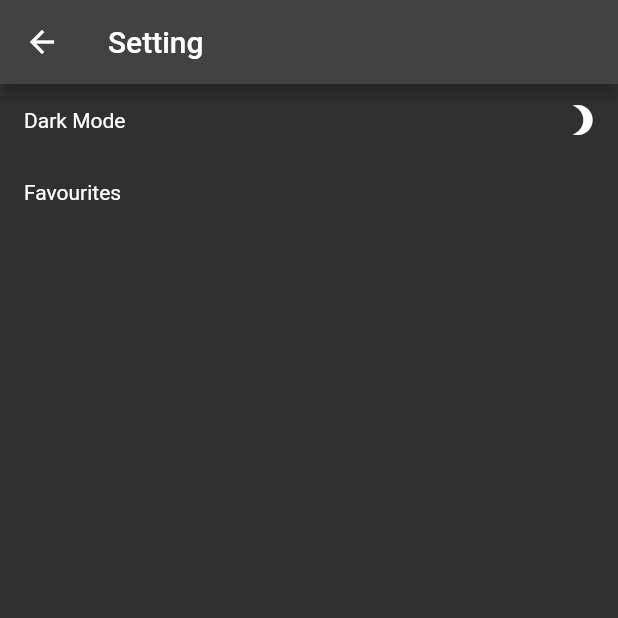
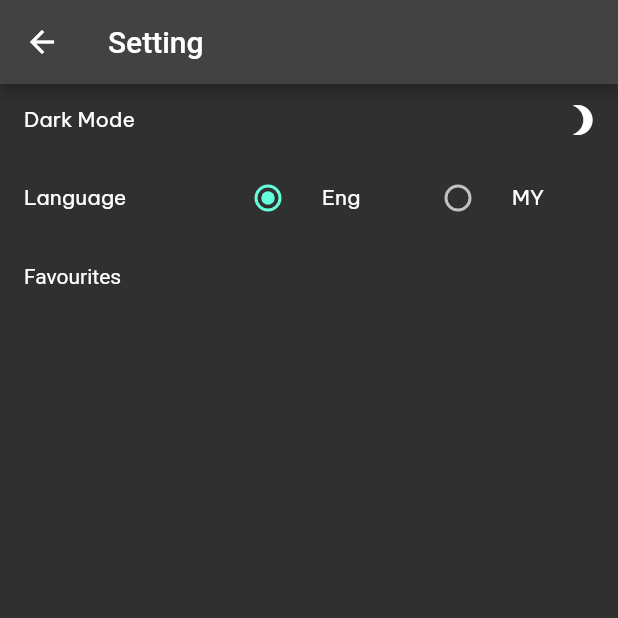
Before and after one commit to KyawSoeW1n/riverpod_template, a Flutter app: the screen it shows after launch, after a tap on the "settings" icon, on a phone screen of 412 x 824 dp, the top half of it. Run offline on Flutter 3.47's test engine with Material 2 defaults, Android fonts, the phone set to English and light mode, and no system bars; our stand-ins replace animated_theme_switcher, cached_network_image, connectivity_plus, dio, flutter_riverpod, fluttertoast and 9 more; accounts and stored records are empty; network calls fail.

Commit message:
Implement Change Language

```diff
--- a/lib/app_constants/db_constants.dart
+++ b/lib/app_constants/db_constants.dart
@@ -1,4 +1,5 @@
 class DBConstants {
   static const postBox = "post";
   static const themeBox = "theme";
+  static const languageBox = "language";
 }
--- /dev/null
+++ b/lib/core/locale/locale_notifier.dart
@@ -0,0 +1,34 @@
+import 'package:flutter/material.dart';
+import 'package:flutter_riverpod/flutter_riverpod.dart';
+import 'package:riverpod_testing/core/locale/support_locale.dart';
+import 'package:riverpod_testing/domain/get_language/get_language_usecase_impl.dart';
+
+import '../../domain/change_language/change_language_usecase_impl.dart';
+
+class LocaleNotifier extends StateNotifier<Locale> {
+  final ChangeLanguageUseCaseImpl _changeLanguageUseCaseImpl;
+  final GetLanguageUseCaseImpl _getLanguageUseCaseImpl;
+
+  LocaleNotifier(this._changeLanguageUseCaseImpl, this._getLanguageUseCaseImpl)
+      : super(const Locale('en')) {
+    onAppStart();
+  }
+
+  void changeLanguage(SupportedLocale locale) {
+    try {
+      _changeLanguageUseCaseImpl.changeLanguage(locale);
+      state = Locale(locale.languageCode);
+    } catch (error) {
+      state = const Locale('en');
+    }
+  }
+
+  void onAppStart() {
+    try {
+      final locale = _getLanguageUseCaseImpl.getLocale();
+      state = locale;
+    } catch (error) {
+      state = const Locale('en');
+    }
+  }
+}
--- /dev/null
+++ b/lib/core/locale/locale_provider.dart
@@ -0,0 +1,13 @@
+import 'package:flutter/material.dart';
+import 'package:flutter_riverpod/flutter_riverpod.dart';
+import 'package:riverpod_testing/domain/change_language/change_language_usecase_impl.dart';
+
+import '../../domain/get_language/get_language_usecase_impl.dart';
+import 'locale_notifier.dart';
+
+final localeProvider = StateNotifierProvider<LocaleNotifier, Locale>((ref) {
+  return LocaleNotifier(
+    ref.watch(changeLanguageUseCaseImpl),
+    ref.watch(getLanguageUseCaseImpl),
+  );
+});
--- /dev/null
+++ b/lib/core/locale/localization_helper.dart
@@ -0,0 +1,63 @@
+import 'dart:convert';
+import 'dart:developer';
+
+import 'package:flutter/material.dart';
+import 'package:flutter/services.dart';
+
+class LocalizationHelper {
+  final Locale locale;
+  Map<String, String> _localizedStrings = {};
+
+  LocalizationHelper(this.locale);
+
+  static LocalizationHelper? of(BuildContext context) {
+    return Localizations.of<LocalizationHelper>(context, LocalizationHelper);
+  }
+
+  static const LocalizationsDelegate<LocalizationHelper> delegate =
+      _AppLocalizationsDelegate();
+
+  Future<bool> _load() async {
+    /// Load the language JSON file from the "lang" folder
+    String jsonString =
+        await rootBundle.loadString('locale/${locale.languageCode}.json');
+    Map<String, dynamic> jsonMap = json.decode(jsonString);
+
+    _localizedStrings = jsonMap.map((key, value) {
+      return MapEntry(key, value.toString());
+    });
+
+    return true;
+  }
+
+  String _translate(String key) {
+    return _localizedStrings[key] ?? "";
+  }
+
+  String get appName => _translate('appName');
+
+  String get darkMode => _translate('darkMode');
+}
+
+class _AppLocalizationsDelegate
+    extends LocalizationsDelegate<LocalizationHelper> {
+  const _AppLocalizationsDelegate();
+
+  @override
+  bool isSupported(Locale locale) {
+    return [
+      'en',
+      'fr',
+    ].contains(locale.languageCode);
+  }
+
+  @override
+  Future<LocalizationHelper> load(Locale locale) async {
+    LocalizationHelper localizations = LocalizationHelper(locale);
+    await localizations._load();
+    return localizations;
+  }
+
+  @override
+  bool shouldReload(_AppLocalizationsDelegate old) => false;
+}
--- /dev/null
+++ b/lib/core/locale/support_locale.dart
@@ -0,0 +1,10 @@
+enum SupportedLocale {
+  en('en'),
+  fr('fr');
+
+  final String languageCode;
+
+  const SupportedLocale(
+    this.languageCode,
+  );
+}
--- a/lib/data_source/local/app_database.dart
+++ b/lib/data_source/local/app_database.dart
@@ -1,7 +1,10 @@
+import 'dart:ui';
+
 import 'package:flutter_riverpod/flutter_riverpod.dart';
 import 'package:hive/hive.dart';
 import 'package:riverpod_testing/app_constants/db_constants.dart';
 import 'package:riverpod_testing/core/enum_collection/theme_type.dart';
+import 'package:riverpod_testing/core/locale/support_locale.dart';
 import 'package:riverpod_testing/data_model/cache/favourite_post.dart';
 import 'package:rxdart/rxdart.dart';
 
@@ -22,6 +25,7 @@ final favouritePostListStream = StreamProvider.autoDispose((ref) async* {
 class DatabaseService {
   late final Box<String> _themeBox;
   late final Box<CachePost> _postBox;
+  late final Box<String> _languageBox;
 
   String get savedTheme => _themeBox.values.first;
 
@@ -35,6 +39,18 @@ class DatabaseService {
     }
   }
 
+  Future<void> initLanguageBox() async {
+    await Hive.openBox<String>(DBConstants.languageBox)
+        .then((value) => _languageBox = value);
+
+    //first time loading
+    if (_languageBox.values.isEmpty) {
+      _languageBox.add(
+        SupportedLocale.en.languageCode,
+      );
+    }
+  }
+
   Future<void> initPostBox() async {
     await Hive.openBox<CachePost>(DBConstants.postBox)
         .then((value) => _postBox = value);
@@ -42,6 +58,9 @@ class DatabaseService {
 
   Future<void> toggleSaveTheme(String mode) async =>
       await _themeBox.put(0, mode);
+
+  Future<void> saveLanguage(SupportedLocale locale) async =>
+      await _languageBox.put(0, locale.languageCode);
 
   Future<void> changePostStatus(CachePost cachePost) async {
     cachePost.isFavourite = !cachePost.isFavourite;
@@ -91,6 +110,10 @@ class DatabaseService {
     return List<CachePost>.from(_postBox.values);
   }
 
+  Locale getLanguage() {
+    return Locale(_languageBox.getAt(0) ?? SupportedLocale.en.languageCode);
+  }
+
   List<CachePost> getFavouritePostList() {
     final favouriteList = List<CachePost>.from(_postBox.values)
         .where((element) => element.isFavourite)
--- /dev/null
+++ b/lib/domain/change_language/change_language_usecase.dart
@@ -0,0 +1,5 @@
+import '../../core/locale/support_locale.dart';
+
+abstract class ChangeLanguageUseCase {
+  Future<void> changeLanguage(SupportedLocale locale);
+}
--- /dev/null
+++ b/lib/domain/get_language/get_language_usecase.dart
@@ -0,0 +1,5 @@
+import 'dart:ui';
+
+abstract class GetLanguageUseCase {
+  Locale getLocale();
+}
--- /dev/null
+++ b/lib/domain/get_language/get_language_usecase_impl.dart
@@ -0,0 +1,20 @@
+import 'dart:ui';
+
+import 'package:flutter_riverpod/flutter_riverpod.dart';
+
+import '../../data_source/local/app_database.dart';
+import 'get_language_usecase.dart';
+
+final getLanguageUseCaseImpl = Provider<GetLanguageUseCaseImpl>(
+    (ref) => GetLanguageUseCaseImpl(ref.read(databaseService)));
+
+class GetLanguageUseCaseImpl extends GetLanguageUseCase {
+  final DatabaseService _databaseService;
+
+  GetLanguageUseCaseImpl(this._databaseService);
+
+  @override
+  Locale getLocale() {
+    return _databaseService.getLanguage();
+  }
+}
--- a/lib/features/setting/setting_screen.dart
+++ b/lib/features/setting/setting_screen.dart
@@ -2,8 +2,13 @@ import 'package:animated_theme_switcher/animated_theme_switcher.dart';
 import 'package:flutter/material.dart';
 import 'package:flutter_riverpod/flutter_riverpod.dart';
 import 'package:go_router/go_router.dart';
+import 'package:riverpod_testing/core/locale/locale_provider.dart';
+import 'package:riverpod_testing/core/locale/support_locale.dart';
+import 'package:riverpod_testing/core/resource/app_dimens.dart';
+import 'package:riverpod_testing/widget/common/text_view_widget.dart';
 
 import '../../app_constants/app_routes.dart';
+import '../../core/locale/localization_helper.dart';
 import '../../core/theme/theme_config.dart';
 import '../../core/theme_provider.dart';
 import '../../widget/common/common_app_bar.dart';
@@ -14,6 +19,7 @@ class SettingScreen extends ConsumerWidget {
   @override
   Widget build(BuildContext context, WidgetRef ref) {
     final mode = ref.watch(themeController).theme;
+    final locale = ref.watch(localeProvider);
     return ThemeSwitchingArea(
       child: Scaffold(
         appBar: const CommonAppBar("Setting"),
@@ -26,10 +32,12 @@ class SettingScreen extends ConsumerWidget {
                 builder: (_, switcher, theme) {
                   return Row(
                     children: [
-                      const Expanded(
+                      Expanded(
                         child: Padding(
-                          padding: EdgeInsets.only(left: 16),
-                          child: Text("Dark Mode"),
+                          padding:
+                              const EdgeInsets.only(left: AppDimens.margin16),
+                          child: TextViewWidget(
+                              '${LocalizationHelper.of(context)?.darkMode}'),
                         ),
                       ),
                       IconButton(
@@ -44,6 +52,77 @@ class SettingScreen extends ConsumerWidget {
                   );
                 },
               ),
+            ),
+            Padding(
+              padding: const EdgeInsets.symmetric(
+                horizontal: AppDimens.margin16,
+              ),
+              child: Row(
+                children: [
+                  const Expanded(
+                    flex: 1,
+                    child:  TextViewWidget('Language'),
+                  ),
+                  Expanded(
+                    flex: 2,
+                    child: Row(
+                      children: [
+                        Expanded(
+                          child: RadioListTile<String>(
+                            title: const TextViewWidget('Eng'),
+                            value: locale.languageCode,
+                            groupValue: SupportedLocale.en.name,
+                            onChanged: (value) {
+                              ref
+                                  .read(localeProvider.notifier)
+                                  .changeLanguage(SupportedLocale.en);
+                            },
+                          ),
+                        ),
+                        Expanded(
+                          child: RadioListTile<String>(
+                            title: const TextViewWidget('MY'),
+                            value: locale.languageCode,
+                            groupValue: SupportedLocale.fr.name,
+                            onChanged: (value) {
+                              ref
+                                  .read(localeProvider.notifier)
+                                  .changeLanguage(SupportedLocale.fr);
+                            },
+                          ),
+                        ),
+                      ],
+                    ),
+                  )
+                ],
+              ),
+              // child: Row(
+              //   children: [
+              //     Expanded(
+              //       child: ElevatedButton(
+              //         onPressed: () {
+              //           ref
+              //               .read(localeProvider.notifier)
+              //               .changeLanguage(SupportedLocale.en);
+              //         },
+              //         child: TextViewWidget("ENG"),
+              //       ),
+              //     ),
+              //     SizedBox(
+              //       width: AppDimens.margin16,
+              //     ),
+              //     Expanded(
+              //       child: ElevatedButton(
+              //         onPressed: () {
+              //           ref
+              //               .read(localeProvider.notifier)
+              //               .changeLanguage(SupportedLocale.mm);
+              //         },
+              //         child: TextViewWidget("MM"),
+              //       ),
+              //     ),
+              //   ],
+              // ),
             ),
             // SwitchListTile.adaptive(
             //   title: const Text("Dark Mode"),
--- a/lib/main.dart
+++ b/lib/main.dart
@@ -1,22 +1,28 @@
+import 'dart:developer';
 import 'dart:ui';
 
 import 'package:animated_theme_switcher/animated_theme_switcher.dart';
 import 'package:flutter/material.dart';
+import 'package:flutter_localizations/flutter_localizations.dart';
 import 'package:flutter_riverpod/flutter_riverpod.dart';
 import 'package:hive_flutter/adapters.dart';
 import 'package:riverpod_testing/core/theme/theme_config.dart';
 import 'package:riverpod_testing/data_model/cache/favourite_post.dart';
 
 import 'app_constants/app_route_configuration.dart';
+import 'core/locale/locale_provider.dart';
+import 'core/locale/localization_helper.dart';
 import 'data_source/local/app_database.dart';
 
 void main() async {
   WidgetsFlutterBinding.ensureInitialized();
   await Hive.initFlutter();
   Hive.registerAdapter(CachePostAdapter());
+
   final dbService = DatabaseService();
   await dbService.initTheme();
   await dbService.initPostBox();
+  await dbService.initLanguageBox();
   runApp(
     ProviderScope(
       overrides: [
@@ -30,15 +36,16 @@ void main() async {
 class MyApp extends ConsumerWidget {
   const MyApp({super.key});
 
-  // This widget is the root of your application.
   @override
   Widget build(BuildContext context, WidgetRef ref) {
+    final locale = ref.watch(localeProvider);
     final isPlatformDark =
         PlatformDispatcher.instance.platformBrightness == Brightness.dark;
     final initTheme = isPlatformDark ? darkTheme : darkTheme;
     // final themMode = ref.watch(themeController);
+    log(">>> ${locale.languageCode}");
 
-    ///User Theme Animation
+    ///Use Theme Animation
     return ThemeProvider(
       initTheme: initTheme,
       duration: const Duration(milliseconds: 500),
@@ -46,10 +53,47 @@ class MyApp extends ConsumerWidget {
         return MaterialApp.router(
           title: 'Flutter Demo',
           theme: myTheme,
+          locale: locale,
+          supportedLocales: const [
+            Locale('en', 'US'),
+            Locale('fr', 'FR'),
+          ],
+          localizationsDelegates: const [
+            GlobalCupertinoLocalizations.delegate,
+            GlobalMaterialLocalizations.delegate,
+            GlobalWidgetsLocalizations.delegate,
+            LocalizationHelper.delegate
+          ],
           routerConfig: goRouter,
         );
       },
     );
+    // return Consumer(
+    //   builder: (BuildContext context, WidgetRef ref, Widget? child) {
+    //     return ThemeProvider(
+    //       initTheme: initTheme,
+    //       duration: const Duration(milliseconds: 500),
+    //       builder: (_, myTheme) {
+    //         return MaterialApp.router(
+    //           title: 'Flutter Demo',
+    //           theme: myTheme,
+    //           locale: locale,
+    //           supportedLocales: const [
+    //             Locale('en', 'US'),
+    //             Locale('my', 'my_MM'),
+    //           ],
+    //           localizationsDelegates: const [
+    //             GlobalCupertinoLocalizations.delegate,
+    //             GlobalMaterialLocalizations.delegate,
+    //             GlobalWidgetsLocalizations.delegate,
+    //             LocalizationHelper.delegate
+    //           ],
+    //           routerConfig: goRouter,
+    //         );
+    //       },
+    //     );
+    //   },
+    // );
     //
     // return MaterialApp.router(
     //   title: 'Flutter Demo',
--- a/lib/resource/theme.dart
+++ /dev/null
@@ -1,65 +0,0 @@
-import 'package:flutter/material.dart';
-
-const lightColorScheme = ColorScheme(
-  brightness: Brightness.light,
-  primary: Color(0xFF6750A4),
-  onPrimary: Color(0xFFFFFFFF),
-  primaryContainer: Color(0xFFEADDFF),
-  onPrimaryContainer: Color(0xFF21005D),
-  secondary: Color(0xFF625B71),
-  onSecondary: Color(0xFFFFFFFF),
-  secondaryContainer: Color(0xFFE8DEF8),
-  onSecondaryContainer: Color(0xFF1D192B),
-  tertiary: Color(0xFF7D5260),
-  onTertiary: Color(0xFFFFFFFF),
-  tertiaryContainer: Color(0xFFFFD8E4),
-  onTertiaryContainer: Color(0xFF31111D),
-  error: Color(0xFFB3261E),
-  onError: Color(0xFFFFFFFF),
-  errorContainer: Color(0xFFF9DEDC),
-  onErrorContainer: Color(0xFF410E0B),
-  outline: Color(0xFF79747E),
-  background: Color(0xFFFFFBFE),
-  onBackground: Color(0xFF1C1B1F),
-  surface: Color(0xFFFFFBFE),
-  onSurface: Color(0xFF1C1B1F),
-  surfaceVariant: Color(0xFFE7E0EC),
-  onSurfaceVariant: Color(0xFF49454F),
-  inverseSurface: Color(0xFF313033),
-  onInverseSurface: Color(0xFFF4EFF4),
-  inversePrimary: Color(0xFFD0BCFF),
-  shadow: Color(0xFF000000),
-  surfaceTint: Color(0xFF6750A4),
-);
-
-const darkColorScheme = ColorScheme(
-  brightness: Brightness.dark,
-  primary: Color(0xFFD0BCFF),
-  onPrimary: Color(0xFF381E72),
-  primaryContainer: Color(0xFF4F378B),
-  onPrimaryContainer: Color(0xFFEADDFF),
-  secondary: Color(0xFFCCC2DC),
-  onSecondary: Color(0xFF332D41),
-  secondaryContainer: Color(0xFF4A4458),
-  onSecondaryContainer: Color(0xFFE8DEF8),
-  tertiary: Color(0xFFEFB8C8),
-  onTertiary: Color(0xFF492532),
-  tertiaryContainer: Color(0xFF633B48),
-  onTertiaryContainer: Color(0xFFFFD8E4),
-  error: Color(0xFFF2B8B5),
-  onError: Color(0xFF601410),
-  errorContainer: Color(0xFF8C1D18),
-  onErrorContainer: Color(0xFFF9DEDC),
-  outline: Color(0xFF938F99),
-  background: Color(0xFF000000),
-  onBackground: Color(0xFF000000),
-  surface: Color(0xFF1C1B1F),
-  onSurface: Color(0xFFE6E1E5),
-  surfaceVariant: Color(0xFF49454F),
-  onSurfaceVariant: Color(0xFFCAC4D0),
-  inverseSurface: Color(0xFFE6E1E5),
-  onInverseSurface: Color(0xFF313033),
-  inversePrimary: Color(0xFF6750A4),
-  shadow: Color(0xFF000000),
-  surfaceTint: Color(0xFFD0BCFF),
-);
--- /dev/null
+++ b/locale/en.json
@@ -0,0 +1,4 @@
+{
+  "appName": "Go Home",
+  "darkMode": "Dark Mode"
+}
--- /dev/null
+++ b/locale/fr.json
@@ -0,0 +1,4 @@
+{
+  "appName": "Go Home",
+  "darkMode": "အလင်း/အမှောင်"
+}
--- a/pubspec.yaml
+++ b/pubspec.yaml
@@ -29,6 +29,9 @@ environment:
 # versions available, run `flutter pub outdated`.
 dependencies:
   flutter:
+    sdk: flutter
+
+  flutter_localizations:
     sdk: flutter
 
 
@@ -103,7 +106,8 @@ flutter:
   # included with your application, so that you can use the icons in
   # the material Icons class.
   uses-material-design: true
-
+  assets:
+    - locale/
   # To add assets to your application, add an assets section, like this:
   # assets:
   #   - images/a_dot_burr.jpeg
```
Also changed, not shown: lib/domain/change_language/change_language_usecase_impl.dart (added, +19 -0 lines).
